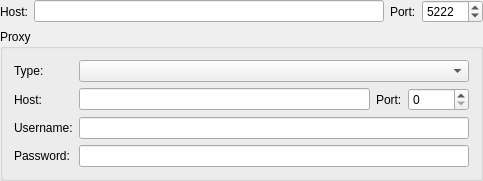
This is Vacuum/trunk/src/plugins/DefaultConnection/connectionoptionswidget.ui in vacuum-im/vacuum-im as Qt 5 draws it before an edit. The edited form follows.
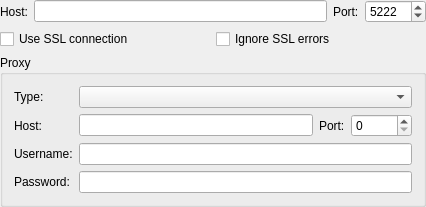
This is the edited form.

Patch:
```diff
--- a/Vacuum/trunk/src/plugins/DefaultConnection/connectionoptionswidget.ui
+++ b/Vacuum/trunk/src/plugins/DefaultConnection/connectionoptionswidget.ui
@@ -5,8 +5,8 @@
    <rect>
     <x>0</x>
     <y>0</y>
-    <width>483</width>
-    <height>162</height>
+    <width>426</width>
+    <height>188</height>
    </rect>
   </property>
   <property name="windowTitle" >
@@ -74,6 +74,24 @@
      </item>
     </layout>
    </item>
+   <item>
+    <layout class="QHBoxLayout" >
+     <item>
+      <widget class="QCheckBox" name="chbUseSSL" >
+       <property name="text" >
+        <string>Use SSL connection</string>
+       </property>
+      </widget>
+     </item>
+     <item>
+      <widget class="QCheckBox" name="chbIgnoreSSLWarnings" >
+       <property name="text" >
+        <string>Ignore SSL errors</string>
+       </property>
+      </widget>
+     </item>
+    </layout>
+   </item>
    <item>
     <widget class="QGroupBox" name="grbProxy" >
      <property name="title" >
```
